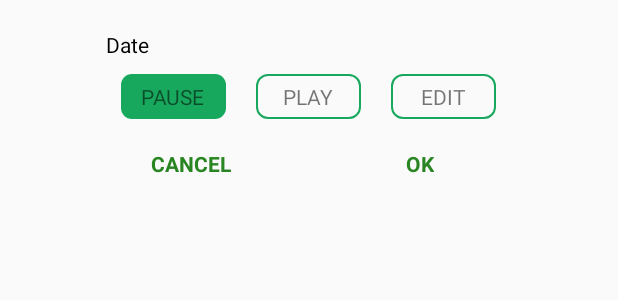
After one commit to applicationsARworks2017/nesaramilk, an Android app: the layout chooseselection.xml on its own in the app's theme, with its tools: preview values and no code run, on a phone screen of 412 x 824 dp. The commit adds this screen. Shown: the top 300 px of the screen. Run offline under Robolectric (Android 15) with nearby library versions, the phone set to English and light mode, and no system bars.

Commit message:
pauseplay

```diff
--- a/app/src/main/AndroidManifest.xml
+++ b/app/src/main/AndroidManifest.xml
@@ -166,7 +166,8 @@
             android:name="demosell.amaresh.android.com.nesara.Activity.DateSubcribe"
             android:label="Datewise Subscribe"
             android:parentActivityName="demosell.amaresh.android.com.nesara.Activity.NewSubscription" />
-        <activity android:name="demosell.amaresh.android.com.nesara.Activity.PausePlayActivity"></activity>
+        <activity android:name="demosell.amaresh.android.com.nesara.Activity.PausePlayActivity"
+            android:theme="@style/AppTheme.NoActionBar"></activity>
     </application>
 
 </manifest>
--- a/app/src/main/java/demosell/amaresh/android/com/nesara/Adapter/SubscriptionListingAdapter.java
+++ b/app/src/main/java/demosell/amaresh/android/com/nesara/Adapter/SubscriptionListingAdapter.java
@@ -175,7 +175,7 @@ public class SubscriptionListingAdapter extends BaseAdapter {
         if (System.currentTimeMillis() >= endDate.getTime()) {
             holder.iv_pause.setEnabled(false);
             Resources res = context.getResources();
-            Drawable drawable = res.getDrawable(R.mipmap.ic_pause_black_24dp);
+            Drawable drawable = res.getDrawable(R.drawable.setting);
             drawable = DrawableCompat.wrap(drawable);
             DrawableCompat.setTint(drawable, context.getResources().getColor(R.color.light_gray));
             holder.iv_pause.setImageDrawable(drawable);
@@ -183,7 +183,7 @@ public class SubscriptionListingAdapter extends BaseAdapter {
         else{
             holder.iv_pause.setEnabled(true);
             Resources res = context.getResources();
-            Drawable drawable = res.getDrawable(R.mipmap.ic_pause_black_24dp);
+            Drawable drawable = res.getDrawable(R.drawable.setting);
             drawable = DrawableCompat.wrap(drawable);
             DrawableCompat.setTint(drawable, context.getResources().getColor(R.color.black));
             holder.iv_pause.setImageDrawable(drawable);
@@ -227,7 +227,7 @@ public class SubscriptionListingAdapter extends BaseAdapter {
             Resources res = context.getResources();
             Drawable drawable = res.getDrawable(R.mipmap.ic_stop_black_24dp);
             drawable = DrawableCompat.wrap(drawable);
-            DrawableCompat.setTint(drawable, context.getResources().getColor(R.color.black));
+            DrawableCompat.setTint(drawable, context.getResources().getColor(R.color.red));
             holder.iv_stop.setImageDrawable(drawable);
 
         }
--- /dev/null
+++ b/app/src/main/res/drawable/custombuttonselected.xml
@@ -0,0 +1,19 @@
+<?xml version="1.0" encoding="UTF-8"?>
+<shape
+    xmlns:android="http://schemas.android.com/apk/res/android">
+    <!--<stroke
+        android:width="1dp"
+        android:color="@color/white"/>-->
+    <corners
+        android:radius="7dp" />
+    <solid
+        android:color="@color/colorPrimary">
+    </solid>
+
+    <padding
+        android:left="1dp"
+        android:right="1dp"
+        android:top="1dp"
+        android:bottom="1dp"/>
+
+</shape>
--- /dev/null
+++ b/app/src/main/res/drawable/customedittext.xml
@@ -0,0 +1,16 @@
+<?xml version="1.0" encoding="UTF-8"?>
+<shape
+    xmlns:android="http://schemas.android.com/apk/res/android">
+    <stroke
+        android:width="1dp"
+        android:color="@color/colorPrimary"/>
+    <corners
+        android:radius="7dp" />
+
+    <padding
+        android:left="1dp"
+        android:right="1dp"
+        android:top="1dp"
+        android:bottom="1dp"/>
+
+</shape>
--- /dev/null
+++ b/app/src/main/res/layout/chooseselection.xml
@@ -0,0 +1,94 @@
+<?xml version="1.0" encoding="utf-8"?>
+<RelativeLayout xmlns:android="http://schemas.android.com/apk/res/android"
+    android:layout_width="match_parent"
+    android:layout_height="match_parent">
+
+    <RelativeLayout
+        android:layout_width="wrap_content"
+        android:layout_height="wrap_content"
+        android:layout_centerHorizontal="true">
+        <TextView
+            android:layout_width="wrap_content"
+            android:layout_height="wrap_content"
+            android:singleLine="true"
+            android:text="Date"
+            android:layout_marginLeft="10dp"
+            android:textColor="@color/black"
+            android:layout_marginTop="20dp"
+            android:id="@+id/date_details"/>
+        <LinearLayout
+            android:layout_width="70dp"
+            android:layout_height="30dp"
+            android:id="@+id/lin_na"
+            android:layout_marginLeft="20dp"
+            android:layout_marginTop="10dp"
+            android:layout_below="@id/date_details"
+            android:background="@drawable/custombuttonselected"
+            android:gravity="center">
+            <TextView
+                android:layout_width="wrap_content"
+                android:id="@+id/tv_na"
+                android:layout_height="wrap_content"
+                android:text="PAUSE"/>
+        </LinearLayout>
+        <LinearLayout
+            android:layout_width="70dp"
+            android:layout_height="30dp"
+            android:id="@+id/lin_p"
+            android:layout_toRightOf="@+id/lin_na"
+            android:layout_marginLeft="20dp"
+            android:layout_marginTop="10dp"
+            android:layout_below="@id/date_details"
+            android:background="@drawable/customedittext"
+            android:gravity="center">
+            <TextView
+                android:layout_width="wrap_content"
+                android:id="@+id/tv_p"
+                android:layout_height="wrap_content"
+                android:text="PLAY"/>
+        </LinearLayout>
+        <LinearLayout
+            android:layout_width="70dp"
+            android:layout_height="30dp"
+            android:id="@+id/lin_a"
+            android:layout_toRightOf="@+id/lin_p"
+            android:layout_marginLeft="20dp"
+            android:layout_marginRight="20dp"
+            android:layout_marginTop="10dp"
+            android:layout_below="@id/date_details"
+            android:background="@drawable/customedittext"
+            android:gravity="center">
+            <TextView
+                android:layout_width="wrap_content"
+                android:layout_height="wrap_content"
+                android:id="@+id/tv_a"
+                android:text="EDIT"/>
+        </LinearLayout>
+        <TextView
+            android:layout_width="wrap_content"
+            android:layout_height="wrap_content"
+            android:text="OK"
+            android:textColor="@color/colorPrimaryDark"
+            android:textStyle="bold"
+            android:layout_marginTop="10dp"
+            android:padding="10dp"
+            android:layout_marginLeft="20dp"
+            android:layout_marginBottom="10dp"
+            android:id="@+id/lin_ok"
+            android:layout_below="@id/lin_na"
+            android:layout_toRightOf="@id/lin_p"/>
+        <TextView
+            android:layout_width="wrap_content"
+            android:layout_height="wrap_content"
+            android:text="CANCEL"
+            android:textColor="@color/colorPrimaryDark"
+            android:textStyle="bold"
+            android:layout_marginTop="10dp"
+            android:padding="10dp"
+            android:layout_marginLeft="30dp"
+            android:layout_marginBottom="10dp"
+            android:id="@+id/lin_cancel"
+            android:layout_below="@id/lin_na"
+            />
+    </RelativeLayout>
+</RelativeLayout>
--- a/app/src/main/res/layout/ppsingle_cell_layout.xml
+++ b/app/src/main/res/layout/ppsingle_cell_layout.xml
@@ -25,5 +25,11 @@
             android:textSize="8dp"
             android:layout_width="wrap_content"
             android:layout_height="wrap_content"/>
+        <TextView
+            android:id="@+id/_id"
+            android:textSize="8dp"
+            android:visibility="gone"
+            android:layout_width="wrap_content"
+            android:layout_height="wrap_content"/>
     </LinearLayout>
 </LinearLayout>
```
Also changed, not shown: app/src/main/java/demosell/amaresh/android/com/nesara/Activity/PausePlayActivity.java (+6 -6 lines), app/src/main/java/demosell/amaresh/android/com/nesara/Calander/DetailsPP.java (+27 -1 lines), app/src/main/java/demosell/amaresh/android/com/nesara/Calander/NewCalendarCustomView.java (+10 -8 lines), app/src/main/java/demosell/amaresh/android/com/nesara/Calander/PPGridAdapter.java (+32 -4 lines), app/src/main/res/layout/psingle_cell_layout.xml (added, +29 -0 lines), app/src/main/res/layout/subscriptionlist.xml (+4 -3 lines), 27 other files.
